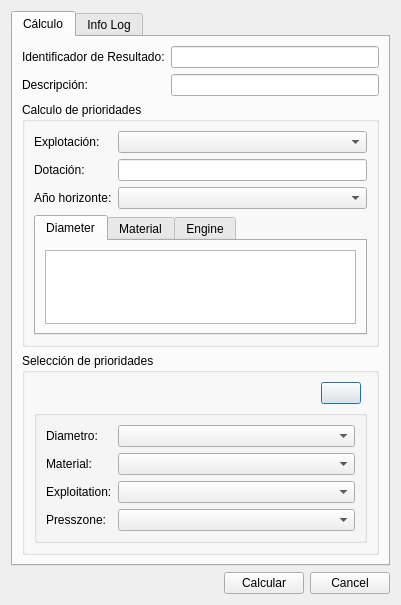
This is core/ui/toolbars/assetmanage/priority.ui in bgeo-gis/gw_assetmanage_plugin as Qt 5 draws it before an edit. The edited form follows.
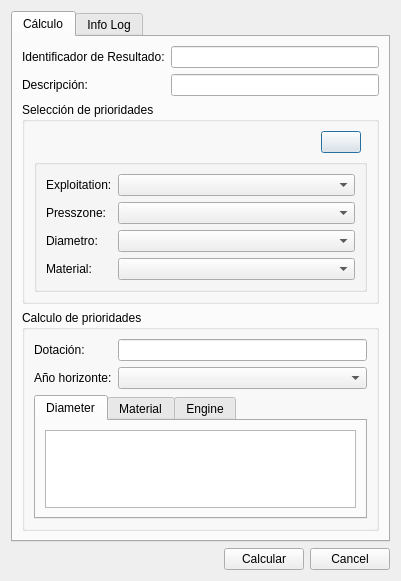
This is the edited form.

Commit message: Adjust dialogs

```diff
--- a/core/ui/toolbars/assetmanage/priority.ui
+++ b/core/ui/toolbars/assetmanage/priority.ui
@@ -86,37 +86,24 @@
           <string>Calculo de prioridades</string>
          </property>
          <layout class="QGridLayout" name="gridLayout_9">
-          <item row="0" column="0">
-           <widget class="QLabel" name="lbl_expl_global">
-            <property name="text">
-             <string>Explotación:</string>
-            </property>
-           </widget>
-          </item>
           <item row="0" column="1">
-           <widget class="QComboBox" name="cmb_expl_global"/>
-          </item>
-          <item row="1" column="1">
            <widget class="QLineEdit" name="txt_budget"/>
           </item>
-          <item row="2" column="0">
-           <widget class="QLabel" name="lbl_year">
-            <property name="text">
-             <string>Año horizonte:</string>
-            </property>
-           </widget>
-          </item>
-          <item row="2" column="1">
-           <widget class="QComboBox" name="cmb_year"/>
-          </item>
-          <item row="1" column="0">
+          <item row="0" column="0">
            <widget class="QLabel" name="lbl_budget">
             <property name="text">
              <string>Dotación:</string>
             </property>
            </widget>
           </item>
-          <item row="3" column="0" colspan="2">
+          <item row="1" column="0">
+           <widget class="QLabel" name="lbl_year">
+            <property name="text">
+             <string>Año horizonte:</string>
+            </property>
+           </widget>
+          </item>
+          <item row="2" column="0" colspan="2">
            <widget class="QTabWidget" name="tab_widget">
             <property name="sizePolicy">
              <sizepolicy hsizetype="Expanding" vsizetype="Expanding">
@@ -159,10 +146,13 @@
             </widget>
            </widget>
           </item>
+          <item row="1" column="1">
+           <widget class="QComboBox" name="cmb_year"/>
+          </item>
          </layout>
         </widget>
        </item>
-       <item row="4" column="0">
+       <item row="1" column="0">
         <widget class="QGroupBox" name="grb_selection">
          <property name="sizePolicy">
           <sizepolicy hsizetype="Preferred" vsizetype="Preferred">
@@ -200,21 +190,14 @@
              <string/>
             </property>
             <layout class="QGridLayout" name="gridLayout_10">
-             <item row="1" column="0">
-              <widget class="QLabel" name="lbl_material">
-               <property name="text">
-                <string>Material:</string>
-               </property>
-              </widget>
-             </item>
-             <item row="0" column="0">
+             <item row="3" column="0">
               <widget class="QLabel" name="lbl_dnom">
                <property name="text">
                 <string>Diametro:</string>
                </property>
               </widget>
              </item>
-             <item row="0" column="1">
+             <item row="3" column="1">
               <widget class="QComboBox" name="cmb_dnom">
                <property name="sizePolicy">
                 <sizepolicy hsizetype="Expanding" vsizetype="Preferred">
@@ -225,16 +208,9 @@
               </widget>
              </item>
              <item row="1" column="1">
-              <widget class="QComboBox" name="cmb_material"/>
+              <widget class="QComboBox" name="cmb_expl_selection"/>
              </item>
-             <item row="2" column="0">
-              <widget class="QLabel" name="lbl_expl_selection">
-               <property name="text">
-                <string>Exploitation:</string>
-               </property>
-              </widget>
-             </item>
-             <item row="4" column="0" colspan="2">
+             <item row="7" column="0" colspan="2">
               <spacer name="verticalSpacer">
                <property name="orientation">
                 <enum>Qt::Vertical</enum>
@@ -247,7 +223,24 @@
                </property>
               </spacer>
              </item>
-             <item row="3" column="0">
+             <item row="4" column="0">
+              <widget class="QLabel" name="lbl_material">
+               <property name="text">
+                <string>Material:</string>
+               </property>
+              </widget>
+             </item>
+             <item row="1" column="0">
+              <widget class="QLabel" name="lbl_expl_selection">
+               <property name="text">
+                <string>Exploitation:</string>
+               </property>
+              </widget>
+             </item>
+             <item row="4" column="1">
+              <widget class="QComboBox" name="cmb_material"/>
+             </item>
+             <item row="2" column="0">
               <widget class="QLabel" name="lbl_presszone">
                <property name="text">
                 <string>Presszone:</string>
@@ -255,9 +248,6 @@
               </widget>
              </item>
              <item row="2" column="1">
-              <widget class="QComboBox" name="cmb_expl_selection"/>
-             </item>
-             <item row="3" column="1">
               <widget class="QComboBox" name="cmb_presszone"/>
              </item>
             </layout>
```
The commit also changes 1 other file.
